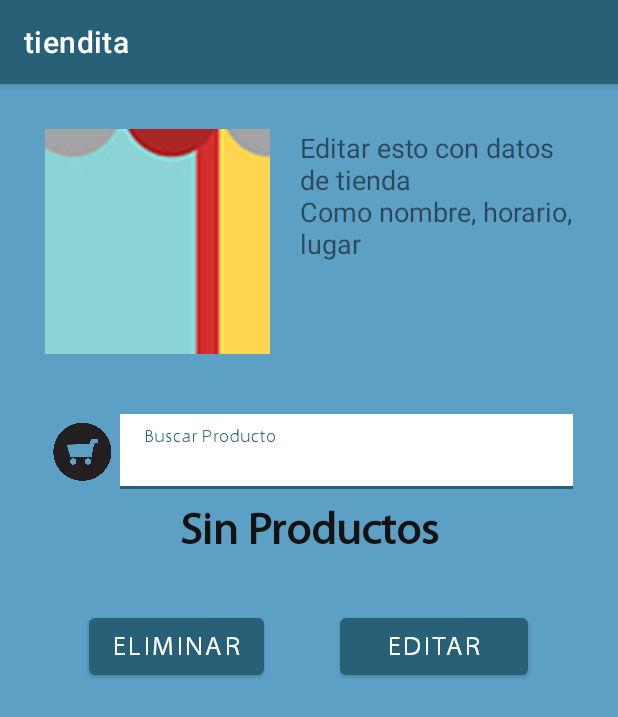
After one commit to brandonrdgz/tiendita, an Android app: the fragment GenerarPedido shown on its own in the app's theme, on a phone screen of 412 x 824 dp. The commit adds this screen. Shown: the top 717 px of the screen. Run offline under Robolectric (Android 15) with nearby library versions, the phone set to English and light mode, and no system bars.

Commit message:
Ampliación IU
Se generaron nuevas interfaces: \n1.Generar pedido (Cliente

```diff
--- /dev/null
+++ b/app/src/main/java/com/example/tiendita/ui/pedidos/GenerarPedido.java
@@ -0,0 +1,66 @@
+package com.example.tiendita.ui.pedidos;
+
+import android.os.Bundle;
+
+import androidx.fragment.app.Fragment;
+
+import android.view.LayoutInflater;
+import android.view.View;
+import android.view.ViewGroup;
+
+import com.example.tiendita.R;
+
+/**
+ * A simple {@link Fragment} subclass.
+ * Use the {@link GenerarPedido#newInstance} factory method to
+ * create an instance of this fragment.
+ */
+public class GenerarPedido extends Fragment {
+
+    // TODO: Rename parameter arguments, choose names that match
+    // the fragment initialization parameters, e.g. ARG_ITEM_NUMBER
+    private static final String ARG_PARAM1 = "param1";
+    private static final String ARG_PARAM2 = "param2";
+
+    // TODO: Rename and change types of parameters
+    private String mParam1;
+    private String mParam2;
+
+    public GenerarPedido() {
+        // Required empty public constructor
+    }
+
+    /**
+     * Use this factory method to create a new instance of
+     * this fragment using the provided parameters.
+     *
+     * @param param1 Parameter 1.
+     * @param param2 Parameter 2.
+     * @return A new instance of fragment GenerarPedido.
+     */
+    // TODO: Rename and change types and number of parameters
+    public static GenerarPedido newInstance(String param1, String param2) {
+        GenerarPedido fragment = new GenerarPedido();
+        Bundle args = new Bundle();
+        args.putString(ARG_PARAM1, param1);
+        args.putString(ARG_PARAM2, param2);
+        fragment.setArguments(args);
+        return fragment;
+    }
+
+    @Override
+    public void onCreate(Bundle savedInstanceState) {
+        super.onCreate(savedInstanceState);
+        if (getArguments() != null) {
+            mParam1 = getArguments().getString(ARG_PARAM1);
+            mParam2 = getArguments().getString(ARG_PARAM2);
+        }
+    }
+
+    @Override
+    public View onCreateView(LayoutInflater inflater, ViewGroup container,
+                             Bundle savedInstanceState) {
+        // Inflate the layout for this fragment
+        return inflater.inflate(R.layout.fragment_generar_pedido, container, false);
+    }
+}
--- /dev/null
+++ b/app/src/main/res/layout/fragment_generar_pedido.xml
@@ -0,0 +1,115 @@
+<?xml version="1.0" encoding="utf-8"?>
+<ScrollView xmlns:android="http://schemas.android.com/apk/res/android"
+    xmlns:tools="http://schemas.android.com/tools"
+    android:layout_width="match_parent"
+    android:layout_height="match_parent"
+    android:background="@color/background_color"
+    android:padding="20dp"
+    tools:context=".ui.pedidos.GenerarPedido">
+
+
+    <LinearLayout
+        android:layout_width="match_parent"
+        android:layout_height="wrap_content"
+        android:gravity="center"
+        android:orientation="vertical">
+
+        <LinearLayout
+            android:layout_width="match_parent"
+            android:layout_height="wrap_content"
+            android:layout_marginBottom="20dp">
+
+            <ImageButton
+                android:layout_width="150dp"
+                android:layout_height="150dp"
+                android:layout_margin="10dp"
+                android:src="@drawable/img_businness"></ImageButton>
+
+            <TextView
+                android:layout_width="match_parent"
+                android:layout_height="150dp"
+                android:layout_margin="10dp"
+                android:text="Editar esto con datos de tienda\nComo nombre, horario, lugar"
+                android:textSize="18dp"></TextView>
+        </LinearLayout>
+
+        <LinearLayout
+            android:layout_width="match_parent"
+            android:layout_height="wrap_content"
+            android:layout_margin="10dp"
+            android:gravity="left"
+            android:orientation="horizontal">
+
+            <ImageView
+                android:layout_width="50dp"
+                android:layout_height="50dp"
+                android:padding="5dp"
+                android:src="@drawable/ic_shopcart" />
+
+            <com.google.android.material.textfield.TextInputLayout
+                android:layout_width="match_parent"
+                android:layout_height="wrap_content">
+
+                <com.google.android.material.textfield.TextInputEditText
+                    android:id="@+id/tf_busca_producto_generar_pedido"
+                    android:layout_width="match_parent"
+                    android:layout_height="50dp"
+                    android:background="@color/white"
+                    android:fontFamily="@font/myriadproregular"
+                    android:hint="@string/buscarProducto"
+                    android:inputType="text"
+                    android:padding="15dp"
+                    android:textSize="15sp" />
+            </com.google.android.material.textfield.TextInputLayout>
+        </LinearLayout>
+
+        <LinearLayout
+            android:layout_width="match_parent"
+            android:layout_height="wrap_content"
+            android:orientation="vertical">
+
+            <TextView
+                android:id="@+id/tv_sin_pedidos_label"
+                android:layout_width="match_parent"
+                android:layout_height="wrap_content"
+                android:layout_marginBottom="10dp"
+                android:layout_weight="1"
+                android:fontFamily="@font/myriadproregular"
+                android:gravity="center"
+                android:text="@string/sin_productos"
+                android:textColor="@color/font_color"
+                android:textSize="30sp"
+                android:textStyle="bold" />
+
+
+            <ListView
+                android:id="@+id/lv_pedidos"
+                android:layout_width="match_parent"
+                android:layout_height="match_parent" />
+        </LinearLayout>
+
+        <LinearLayout
+            android:layout_width="match_parent"
+            android:layout_height="wrap_content"
+            android:gravity="center"
+            android:orientation="horizontal">
+
+            <com.google.android.material.button.MaterialButton
+                android:layout_width="wrap_content"
+                android:layout_height="50dp"
+                android:layout_margin="25dp"
+                android:fontFamily="@font/myriadproregular"
+                android:text="@string/eliminarBtn"
+                android:textSize="18dp"></com.google.android.material.button.MaterialButton>
+
+            <com.google.android.material.button.MaterialButton
+                android:layout_width="125dp"
+                android:layout_height="50dp"
+                android:layout_margin="25dp"
+                android:fontFamily="@font/myriadproregular"
+                android:text="@string/editarBtn"
+                android:textSize="18dp"></com.google.android.material.button.MaterialButton>
+        </LinearLayout>
+    </LinearLayout>
+
+</ScrollView>
--- a/app/src/main/res/values/strings.xml
+++ b/app/src/main/res/values/strings.xml
@@ -64,9 +64,14 @@
     //Strings para Negocio
 
 
-
     <string name="masDetalles">Más Detalles</string>
     <string name="generarPedido">Generar Pedido</string>
+
+    <string name="adminProductos">Administrar Productos</string>
+    <string name="eliminarBtn">Eliminar</string>
+    <string name="sin_productos">Sin Productos</string>
+
+
 
     <!--Mensaje de error-->
     <string name="msj_error_campo_vacio">El campo no puede estar vacío</string>
@@ -112,5 +117,7 @@
     <string name="disponible">Disponible</string>
     <string name="agregar">Agregar</string>
     <string name="action_cerrar_session">Cerrar Sesion</string>
+    <!-- TODO: Remove or change this placeholder text -->
+    <string name="hello_blank_fragment">Hello blank fragment</string>
 
 </resources>
```
Also changed, not shown: app/src/main/java/com/example/tiendita/ui/tiendas/agregar.java (added, +66 -0 lines), app/src/main/java/com/example/tiendita/ui/tiendas/detalles.java (added, +66 -0 lines), app/src/main/java/com/example/tiendita/ui/tiendas/listado.java (added, +66 -0 lines), app/src/main/res/layout/fragment_agregar.xml (added, +136 -0 lines), app/src/main/res/layout/fragment_detalles.xml (added, +146 -0 lines), app/src/main/res/layout/fragment_listado.xml (added, +28 -0 lines), app/src/main/res/drawable/ic_calendar.png (added), app/src/main/res/drawable/ic_location.png (added).
